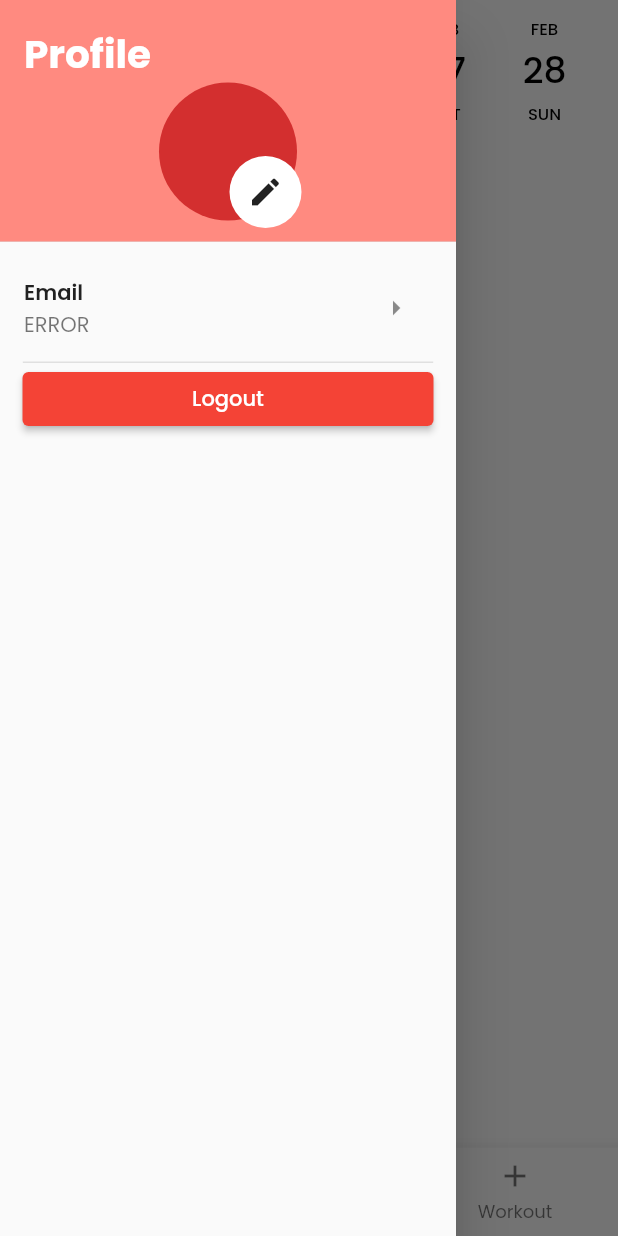
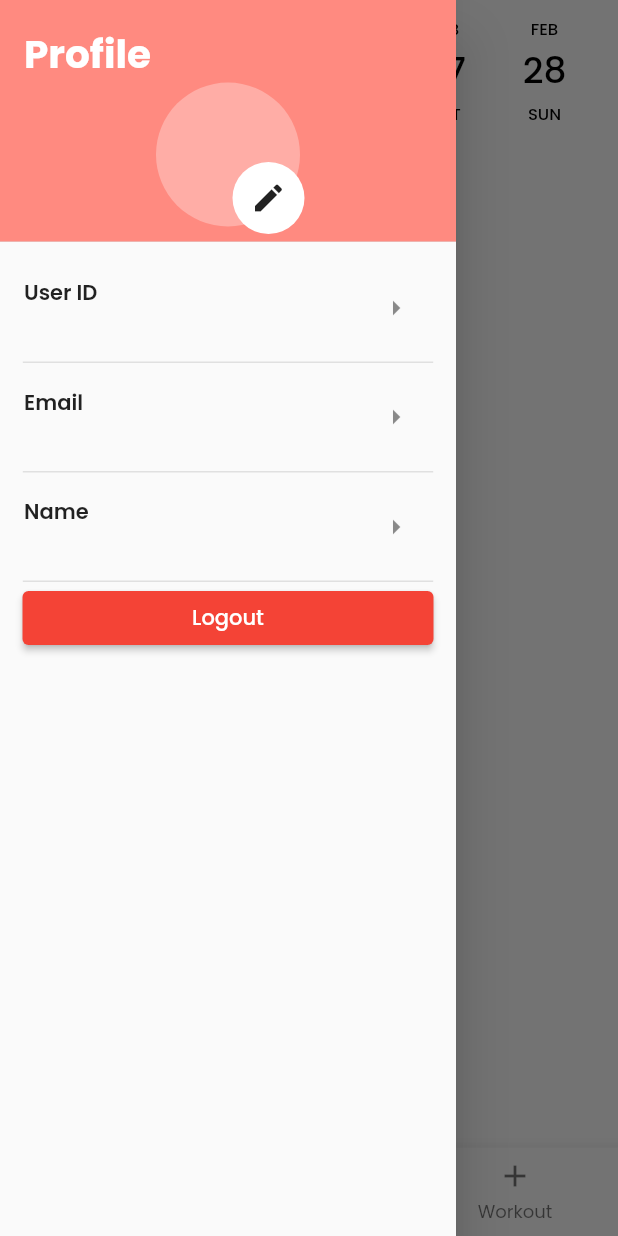
Before and after one commit to JohnnyNguyen01/riverpod-gym-app, a Flutter app: the screen it shows once a user with an empty profile is signed in, with the side drawer open, on a phone screen of 412 x 824 dp. Run offline on Flutter 3.47's test engine with Material 2 defaults, Android fonts, the phone set to English and light mode, and no system bars; drawn by our look-alikes of date_picker_timeline; our stand-ins replace cloud_firestore, firebase_auth, firebase_core, flutter_riverpod, form_field_validator, google_fonts and 1 more; accounts and stored records are empty.

Commit message:
drawer functionality added

```diff
--- a/lib/domain/authentication/firebase_auth_repo.dart
+++ b/lib/domain/authentication/firebase_auth_repo.dart
@@ -75,7 +75,9 @@ class FirebaseAuthRepo implements AuthRepository {
     return UserModel(
         uid: _authInstance.currentUser.uid,
         userName: _authInstance.currentUser.displayName,
-        email: _authInstance.currentUser.email);
+        email: _authInstance.currentUser.email,
+        //todo: Implement Profile Image location
+        profileImageURL: '');
   }
 
   @override
--- a/lib/pages/widgets/side_drawer/custom_side_drawer.dart
+++ b/lib/pages/widgets/side_drawer/custom_side_drawer.dart
@@ -2,6 +2,7 @@ import 'package:flutter/material.dart';
 import 'package:flutter_riverpod/flutter_riverpod.dart';
 
 import 'package:gym_tracker/pages/widgets/side_drawer/custom_side_drawer_controller.dart';
+import 'package:gym_tracker/pages/widgets/side_drawer/drawer_tile.dart';
 import 'package:gym_tracker/providers/states/user_state_provider.dart';
 
 class SideDrawer extends ConsumerWidget {
@@ -18,7 +19,20 @@ class SideDrawer extends ConsumerWidget {
             avatarOnPressed: () =>
                 _controller.handleEditCircleAvatarBtn(context),
           ),
-          _BuildEmailTile(_userState.data.value.email),
+          DrawerTile(
+              title: "User ID",
+              subtitle: _userState.data.value.uid,
+              onPressed: () {}),
+          DrawerTile(
+            title: "Email",
+            subtitle: _userState.data.value.email,
+            onPressed: () {},
+          ),
+          DrawerTile(
+            title: "Name",
+            subtitle: _userState.data.value.userName,
+            onPressed: () {},
+          ),
           _BuildLogoutButton(
             onPressed: () => _controller.handleLogoutBtn(context),
           )
@@ -50,7 +64,8 @@ class _BuildDrawerHeader extends StatelessWidget {
           ),
           Stack(clipBehavior: Clip.none, children: [
             CircleAvatar(
-              radius: 46,
+              backgroundColor: Colors.white30,
+              radius: 48,
             ),
             Positioned(
               right: -3,
@@ -76,38 +91,6 @@ class _BuildDrawerHeader extends StatelessWidget {
   }
 }
 
-class _BuildEmailTile extends StatelessWidget {
-  final String currentuserEmail;
-
-  const _BuildEmailTile(this.currentuserEmail);
-
-  @override
-  Widget build(BuildContext context) {
-    return LayoutBuilder(
-      builder: (buildContext, constraint) => Column(
-        children: [
-          ListTile(
-            title: Text(
-              "Email",
-              style: TextStyle(fontWeight: FontWeight.w600),
-            ),
-            subtitle: Text(currentuserEmail ?? "ERROR"),
-            trailing: IconButton(
-              icon: Icon(Icons.arrow_right),
-              onPressed: () {},
-            ),
-          ),
-          Container(
-            width: constraint.maxWidth * 0.9,
-            height: 1,
-            color: Colors.grey.shade300,
-          )
-        ],
-      ),
-    );
-  }
-}
-
 class _BuildLogoutButton extends StatelessWidget {
   final Function onPressed;
 
--- a/lib/pages/widgets/side_drawer/custom_side_drawer_controller.dart
+++ b/lib/pages/widgets/side_drawer/custom_side_drawer_controller.dart
@@ -1,7 +1,7 @@
 import 'package:flutter/material.dart';
 import 'package:flutter_riverpod/flutter_riverpod.dart';
 import 'package:gym_tracker/domain/authentication/firebase_auth_repo.dart';
-import 'package:gym_tracker/pages/widgets/side_drawer/photo_dialog_box.dart';
+import 'package:gym_tracker/pages/widgets/side_drawer/photo_dialog_box/photo_dialog_box.dart';
 import 'package:gym_tracker/providers/states/user_state_provider.dart';
 import 'package:gym_tracker/routing/app_router.dart';
 
--- /dev/null
+++ b/lib/pages/widgets/side_drawer/drawer_tile.dart
@@ -0,0 +1,38 @@
+import 'package:flutter/material.dart';
+
+class DrawerTile extends StatelessWidget {
+  final String title;
+  final String subtitle;
+  final Function onPressed;
+
+  const DrawerTile(
+      {@required this.title,
+      @required this.subtitle,
+      @required this.onPressed});
+
+  @override
+  Widget build(BuildContext context) {
+    return LayoutBuilder(
+      builder: (buildContext, constraint) => Column(
+        children: [
+          ListTile(
+            title: Text(
+              title ?? "ERROR",
+              style: TextStyle(fontWeight: FontWeight.w600),
+            ),
+            subtitle: Text(subtitle ?? "ERROR"),
+            trailing: IconButton(
+              icon: Icon(Icons.arrow_right),
+              onPressed: () => onPressed(),
+            ),
+          ),
+          Container(
+            width: constraint.maxWidth * 0.9,
+            height: 1,
+            color: Colors.grey.shade300,
+          )
+        ],
+      ),
+    );
+  }
+}
--- a/lib/providers/states/user_state_provider.dart
+++ b/lib/providers/states/user_state_provider.dart
@@ -34,7 +34,7 @@ class UserStateAsyncNotifier extends StateNotifier<AsyncValue<UserModel>> {
       return "getCurrentuser() success";
     } catch (e) {
       print(e);
-      return e;
+      return e.toString();
     }
   }
 
```
Also changed, not shown: lib/domain/authentication/models/user_model.dart (+9 -5 lines), lib/pages/widgets/side_drawer/photo_dialog_box/photo_dialog_box.dart (renamed from lib/pages/widgets/side_drawer/photo_dialog_box.dart, +13 -4 lines), lib/pages/widgets/side_drawer/photo_dialog_box/photo_dialog_box_controller.dart (added, +17 -0 lines).
